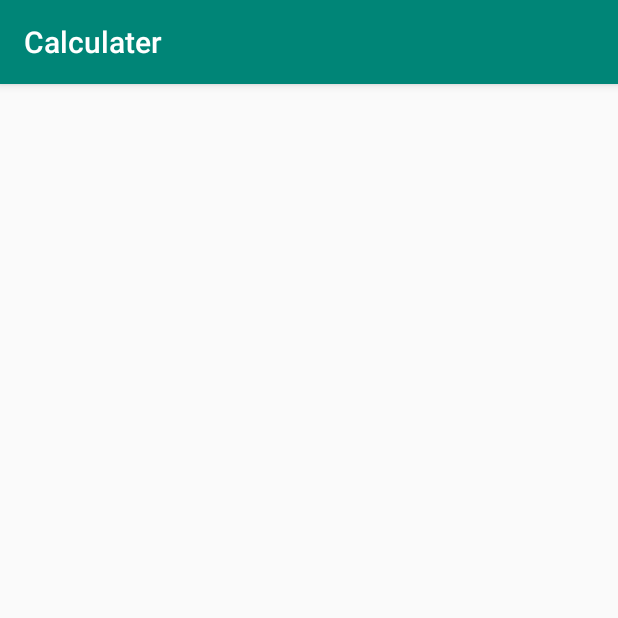
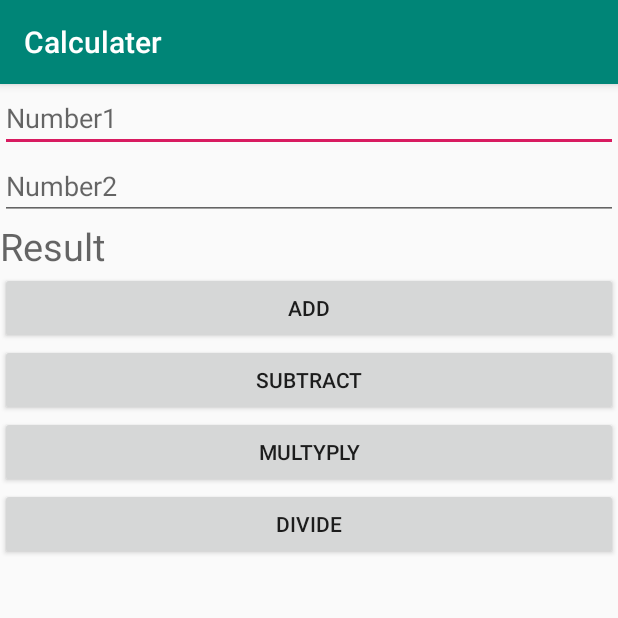
Before and after one commit to Shahrukhkhan86/Calculater3, an Android app: the screen it shows after launch (MainActivity), on a phone screen of 412 x 824 dp, the top half of it. Run offline under Robolectric (Android 15) with nearby library versions, the phone set to English and light mode, and no system bars.

Commit message:
add buttons and text views

```diff
--- a/app/src/main/res/layout/activity_main.xml
+++ b/app/src/main/res/layout/activity_main.xml
@@ -1,7 +1,56 @@
 <?xml version="1.0" encoding="utf-8"?>
-<android.support.constraint.ConstraintLayout xmlns:android="http://schemas.android.com/apk/res/android"
+<LinearLayout xmlns:android="http://schemas.android.com/apk/res/android"
     xmlns:app="http://schemas.android.com/apk/res-auto"
     xmlns:tools="http://schemas.android.com/tools"
     android:layout_width="match_parent"
     android:layout_height="match_parent"
-    tools:context=".MainActivity"/>
+    android:orientation="vertical"
+    tools:context=".MainActivity">
+
+    <EditText
+        android:id="@+id/number1"
+        android:layout_width="match_parent"
+        android:layout_height="wrap_content"
+        android:ems="10"
+        android:hint="Number1"
+        android:inputType="number" />
+
+    <EditText
+        android:id="@+id/number2"
+        android:layout_width="match_parent"
+        android:layout_height="wrap_content"
+        android:ems="10"
+        android:hint="Number2"
+        android:inputType="number" />
+
+    <TextView
+        android:id="@+id/result"
+        android:textSize="25sp"
+        android:layout_width="match_parent"
+        android:hint="Result"
+        android:layout_height="wrap_content" />
+
+    <Button
+        android:id="@+id/add"
+        android:layout_width="match_parent"
+        android:layout_height="wrap_content"
+        android:text="ADD" />
+
+    <Button
+        android:id="@+id/subtract"
+        android:layout_width="match_parent"
+        android:layout_height="wrap_content"
+        android:text="SUBTRACT" />
+
+    <Button
+        android:id="@+id/multi"
+        android:layout_width="match_parent"
+        android:layout_height="wrap_content"
+        android:text="MULTYPLY" />
+
+    <Button
+        android:id="@+id/divide"
+        android:layout_width="match_parent"
+        android:layout_height="wrap_content"
+        android:text="DIVIDE" />
+</LinearLayout>
```
